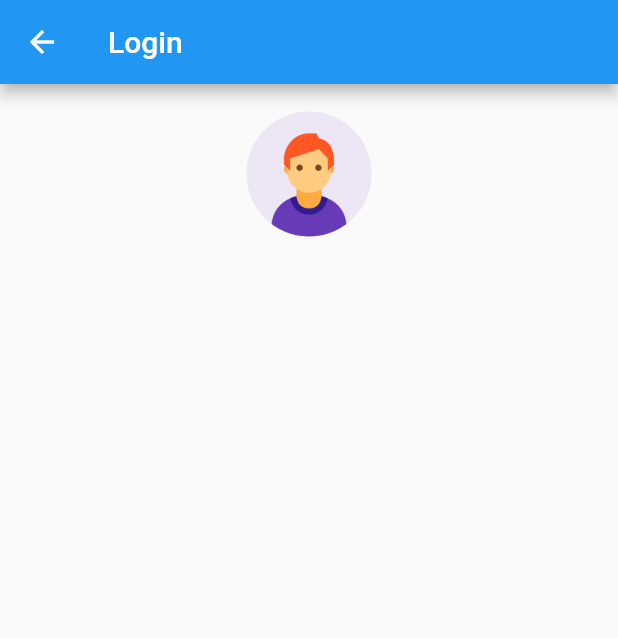
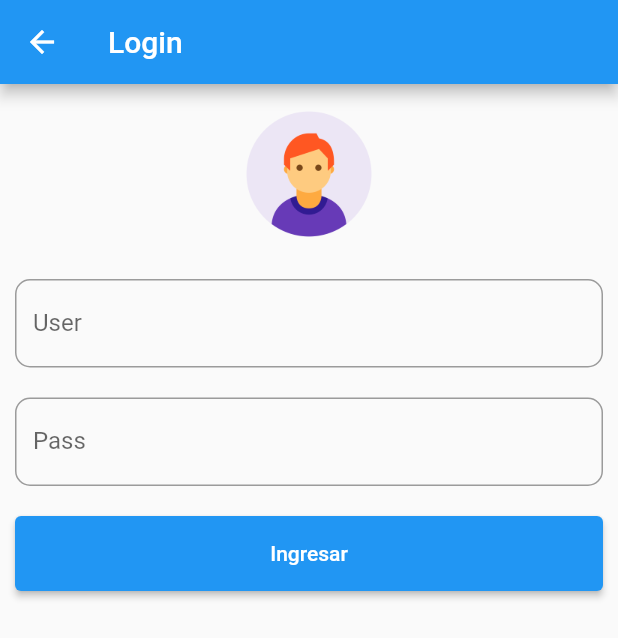
Before and after one commit to juank27/Flutter_Project, a Flutter app: the screen it shows after launch, after a tap on "Ingresar", on a phone screen of 412 x 824 dp. Shown: the top 638 px of the screen. Run offline on Flutter 3.47's test engine with Material 2 defaults, Android fonts, the phone set to English and light mode, and no system bars.

Commit message:
generando campos de ingreso en login

```diff
--- a/my_app/lib/View/Login.dart
+++ b/my_app/lib/View/Login.dart
@@ -23,6 +23,38 @@ class LoginApp extends State<Login> {
                 child: Image.asset('image/img.png'),
               )),
             ),
+            Padding(
+              padding: EdgeInsets.all(10),
+              child: TextField(
+                decoration: InputDecoration(
+                  border: OutlineInputBorder(
+                      borderRadius: BorderRadius.circular(10)),
+                  labelText: 'User',
+                  hintText: 'Digite el usuario',
+                ),
+              ),
+            ),
+            Padding(
+              padding: EdgeInsets.all(10),
+              child: TextField(
+                decoration: InputDecoration(
+                  border: OutlineInputBorder(
+                      borderRadius: BorderRadius.circular(10)),
+                  labelText: 'Pass',
+                  hintText: 'Digite contraseña',
+                ),
+              ),
+            ),
+            Padding(
+              padding: EdgeInsets.all(10),
+              child: ElevatedButton(
+                style: ElevatedButton.styleFrom(minimumSize: Size(500, 50)),
+                onPressed: () {
+                  print('Ingresar');
+                },
+                child: Text('Ingresar'),
+              ),
+            )
           ]),
         ));
   }
```
